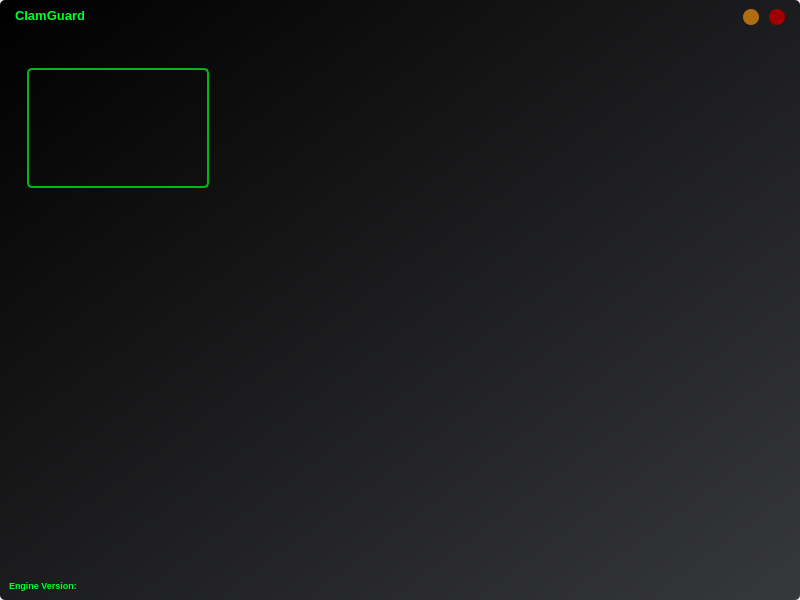
Before: the Qt Designer form mainWindow.ui in 5trange/ClamGuard, drawn with Qt 5.
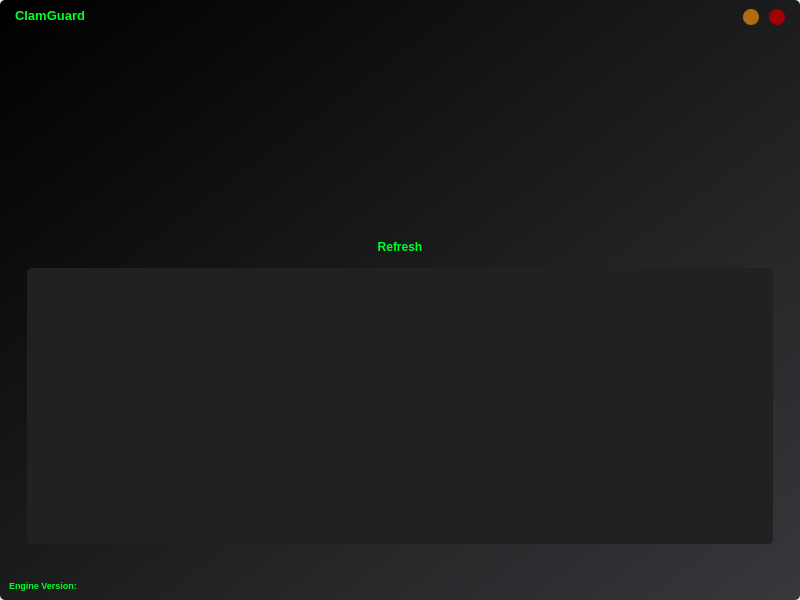
After: the same form once the commit is applied. The open tabs and pages were chosen to show the change. Icons and pictures are not drawn.

Patch:
```diff
--- a/mainWindow.ui
+++ b/mainWindow.ui
@@ -1310,7 +1310,7 @@
                  <property name="styleSheet">
                   <string notr="true">QPushButton
 {
-	border: 2px solid rgb(0, 182, 24);
+	border: 0px solid rgb(0, 182, 24);
 	color: rgb(0,255,38);
 }
 QPushButton:hover
@@ -1343,6 +1343,57 @@
                 <property name="frameShadow">
                  <enum>QFrame::Raised</enum>
                 </property>
+                <layout class="QVBoxLayout" name="verticalLayout_9">
+                 <item>
+                  <widget class="QPushButton" name="quarantineRefresh">
+                   <property name="minimumSize">
+                    <size>
+                     <width>0</width>
+                     <height>30</height>
+                    </size>
+                   </property>
+                   <property name="font">
+                    <font>
+                     <family>Ubuntu</family>
+                     <pointsize>9</pointsize>
+                     <weight>75</weight>
+                     <bold>true</bold>
+                    </font>
+                   </property>
+                   <property name="cursor">
+                    <cursorShape>PointingHandCursor</cursorShape>
+                   </property>
+                   <property name="styleSheet">
+                    <string notr="true">QPushButton
+{
+	border: 0px solid rgb(0, 182, 24);
+	color: rgb(0,255,38);
+}
+QPushButton:hover
+{
+	border: 1px solid rgb(0, 255, 38);
+}
+	</string>
+                   </property>
+                   <property name="text">
+                    <string>Refresh</string>
+                   </property>
+                  </widget>
+                 </item>
+                 <item>
+                  <widget class="QTableWidget" name="quarantineView">
+                   <property name="styleSheet">
+                    <string notr="true">QTableWidget
+{
+	 
+	background-color: rgb(33, 33, 33);
+	color: rgb(0,255,38);
+}
+	</string>
+                   </property>
+                  </widget>
+                 </item>
+                </layout>
                </widget>
               </item>
              </layout>
```
Left out of the diff: 100 changed lines with no effect on the pictures.
